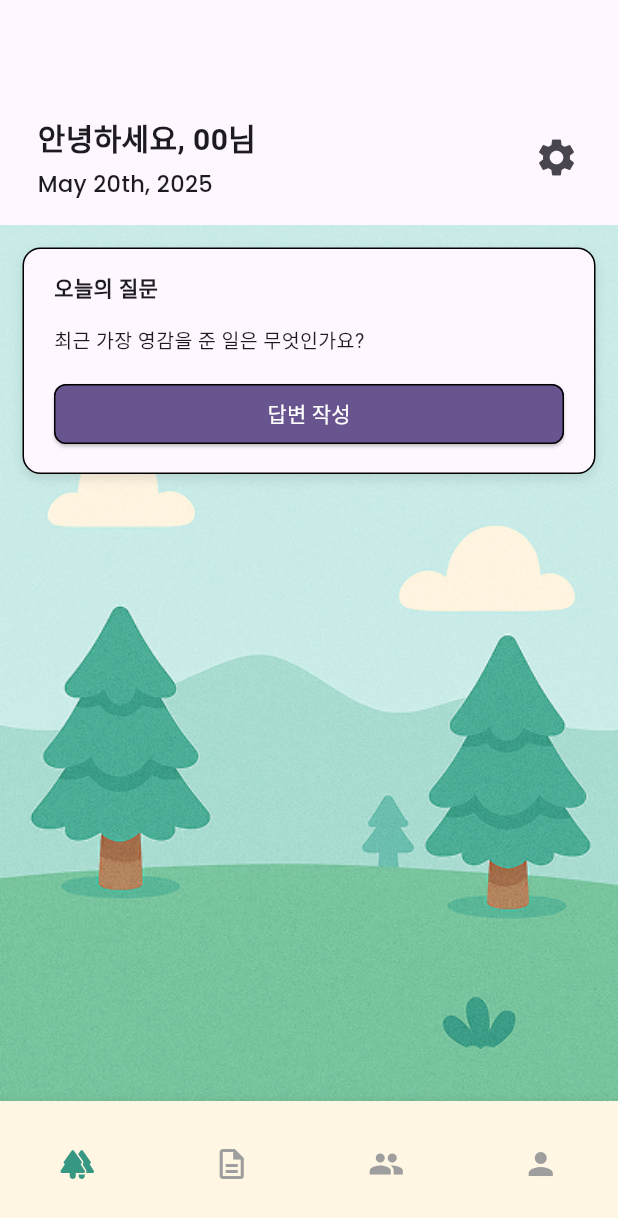
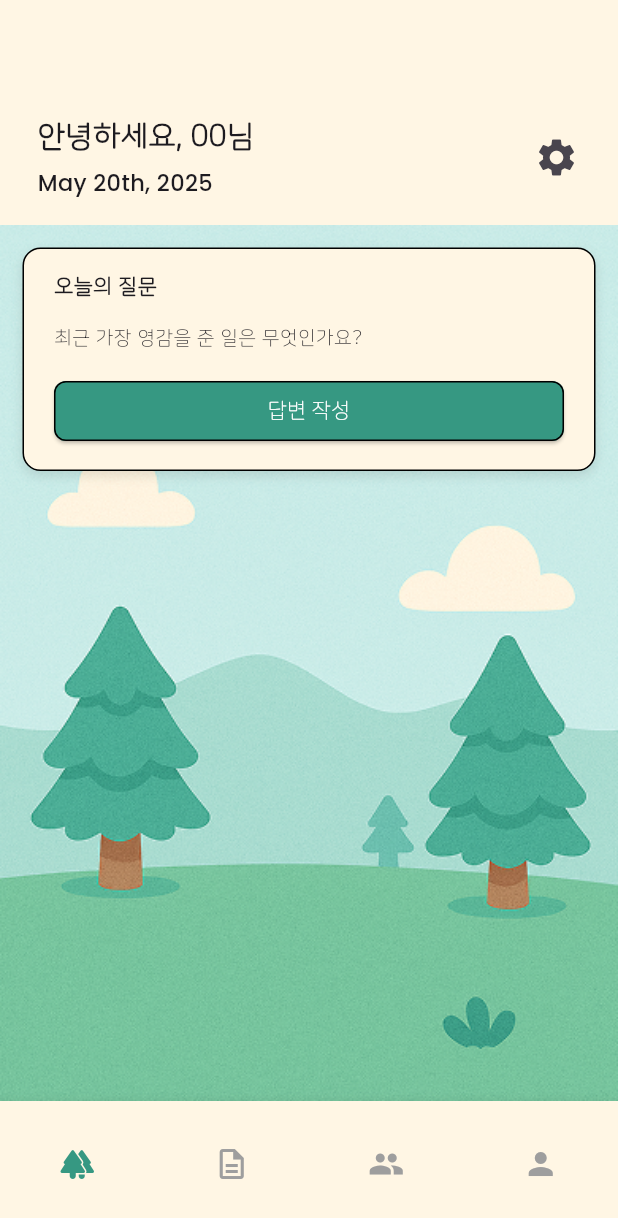
Before and after one commit to IDEA-SOOP/frontend, a Flutter app: the HomeScreen screen opened directly, on a phone screen of 412 x 824 dp. Shown: the top 1218 px of the screen. Run offline on Flutter 3.47's test engine with Material 3 defaults, Android fonts, the phone set to English and light mode, and no system bars.

Commit message:
chore: 오늘의 질문 답변창 구분선 추가

```diff
--- a/lib/screens/home_screen.dart
+++ b/lib/screens/home_screen.dart
@@ -1,4 +1,5 @@
 import 'package:flutter/material.dart';
+import 'package:idea_soop/main.dart';
 import 'package:intl/intl.dart';
 
 //  날짜 서수 접미사 함수
@@ -57,12 +58,13 @@
           Container(
             width: double.infinity,
             height: 150,
+            color: AppColors.background,
             child: Container(
               margin: EdgeInsets.fromLTRB(25, 70, 25, 10),
               child: Row(
                 children: [
                   Container(
-                    width: MediaQuery.of(context).size.width - 90,
+                    width: screenWidth - 90,
                     child: Column(
                       crossAxisAlignment: CrossAxisAlignment.start,
                       mainAxisAlignment: MainAxisAlignment.center,
@@ -77,7 +79,10 @@
                         SizedBox(height: 5),
                         Text(
                           formattedDate,
-                          style: TextStyle(fontSize: 15, fontFamily: 'Poppins'),
+                          style: TextStyle(
+                            fontSize: 15,
+                            fontFamily: 'Poppins',
+                          ),
                         ),
                       ],
                     ),
@@ -109,7 +114,7 @@
                     margin: const EdgeInsets.all(15),
                     padding: const EdgeInsets.fromLTRB(20, 15, 20, 15),
                     decoration: BoxDecoration(
-                      color: Theme.of(context).scaffoldBackgroundColor,
+                      color: AppColors.background,
                       borderRadius: BorderRadius.circular(12),
                       border: Border.all(),
                       boxShadow: [
@@ -137,7 +142,8 @@
                         ),
                         const SizedBox(height: 15),
 
-                        if (_savedAnswer == null || _savedAnswer == "") ...[      //   1. 저장된 답변이 없을 때
+                        if (_savedAnswer == null || _savedAnswer == "") ...[
+                          //   1. 저장된 답변이 없을 때
                           if (!_isAnswering) ...[
                             //  1-1. 작성중이 아니면 답변작성 버튼 표시
                             ElevatedButton(
@@ -148,7 +154,7 @@
                                 });
                               },
                               style: ElevatedButton.styleFrom(
-                                backgroundColor: Theme.of(context).primaryColor,
+                                backgroundColor: AppColors.primary,
                                 shape: RoundedRectangleBorder(
                                   borderRadius: BorderRadius.circular(8),
                                   side: BorderSide(color: Colors.black),
@@ -161,8 +167,7 @@
                                 ),
                               ),
                             ),
-                          ]
-                          else ...[
+                          ] else ...[
                             // 1-2. 답변 작성 중
                             TextField(
                               controller: _answerController,
@@ -170,11 +175,12 @@
                               decoration: InputDecoration(
                                 border: OutlineInputBorder(
                                   borderRadius: BorderRadius.circular(8),
+
                                 ),
                                 hintText: "여기에 당신의 생각을 자유롭게 적어보세요.",
                                 hintStyle: TextStyle(
                                   fontSize: 13,
-                                  color: Colors.grey[700],
+                                  color: AppColors.textSecondary,
                                 ),
                               ),
                             ),
@@ -191,10 +197,7 @@
                                     });
                                   },
                                   style: ElevatedButton.styleFrom(
-                                    backgroundColor:
-                                        Theme.of(
-                                          context,
-                                        ).scaffoldBackgroundColor,
+                                    backgroundColor: AppColors.background,
                                     shape: RoundedRectangleBorder(
                                       borderRadius: BorderRadius.circular(8),
                                       side: BorderSide(color: Colors.black),
@@ -219,8 +222,7 @@
                                     });
                                   },
                                   style: ElevatedButton.styleFrom(
-                                    backgroundColor:
-                                        Theme.of(context).primaryColor,
+                                    backgroundColor: AppColors.primary,
                                     shape: RoundedRectangleBorder(
                                       borderRadius: BorderRadius.circular(8),
                                       side: BorderSide(color: Colors.black),
@@ -237,10 +239,16 @@
                               ],
                             ),
                           ],
-                        ]
-                        else ...[     //  저장된 답변이 있을 때
+                        ] else ...[
+                          //  저장된 답변이 있을 때
                           if (!_isAnswering) ...[
                             //  작성중이 아닐 때 기존 답변, 답변 수정 버튼 표시
+                            Divider(
+                              color: Colors.grey, // 선 색상
+                              thickness: 1, // 선 두께
+                              indent: 0, // 왼쪽 여백
+                              endIndent: 0, // 오른쪽 여백
+                            ),
                             Text(
                               _savedAnswer!,
                               style: TextStyle(
@@ -248,8 +256,11 @@
                                 color: Colors.black87,
                               ),
                             ),
-                            const SizedBox(height: 10),
+                            const SizedBox(height: 20),
 
+                            Row(
+                              children: [
+                                Spacer(),
                                 ElevatedButton(
                                   onPressed: () {
                                     setState(() {
@@ -258,21 +269,23 @@
                                     });
                                   },
                                   style: ElevatedButton.styleFrom(
-                                backgroundColor: Theme.of(context).primaryColor,
+                                    backgroundColor: AppColors.primary,
                                     shape: RoundedRectangleBorder(
                                       borderRadius: BorderRadius.circular(8),
                                       side: BorderSide(color: Colors.black),
                                     ),
                                   ),
-                              child: Center(
                                   child: const Text(
-                                  "답변 수정",
-                                  style: TextStyle(color: Colors.white),
+                                    "수정",
+                                    style: TextStyle(
+                                      fontSize: 13,
+                                      color: Colors.white,
                                     ),
                                   ),
                                 ),
-                          ]
-                          else ...[
+                              ],
+                            ),
+                          ] else ...[
                             TextField(
                               controller: _answerController,
                               maxLines: 4,
@@ -295,10 +308,7 @@
                                     });
                                   },
                                   style: ElevatedButton.styleFrom(
-                                    backgroundColor:
-                                        Theme.of(
-                                          context,
-                                        ).scaffoldBackgroundColor,
+                                    backgroundColor: AppColors.background,
                                     shape: RoundedRectangleBorder(
                                       borderRadius: BorderRadius.circular(8),
                                       side: BorderSide(color: Colors.black),
@@ -322,8 +332,7 @@
                                     });
                                   },
                                   style: ElevatedButton.styleFrom(
-                                    backgroundColor:
-                                        Theme.of(context).primaryColor,
+                                    backgroundColor: AppColors.primary,
                                     shape: RoundedRectangleBorder(
                                       borderRadius: BorderRadius.circular(8),
                                       side: BorderSide(color: Colors.black),
@@ -370,9 +379,9 @@
             ),
             BottomNavigationBarItem(icon: Icon(Icons.person), label: "user"),
           ],
-          backgroundColor: Color(0xfffff6e4),
+          backgroundColor: AppColors.background,
           type: BottomNavigationBarType.fixed,
-          selectedItemColor: Color(0xff369882),
+          selectedItemColor: AppColors.primary,
           unselectedItemColor: Colors.grey[500],
           showSelectedLabels: false,
           showUnselectedLabels: false,
```
Also changed, not shown: lib/main.dart (+9 -85 lines). Lines whose indentation alone changed are shown as unchanged.
